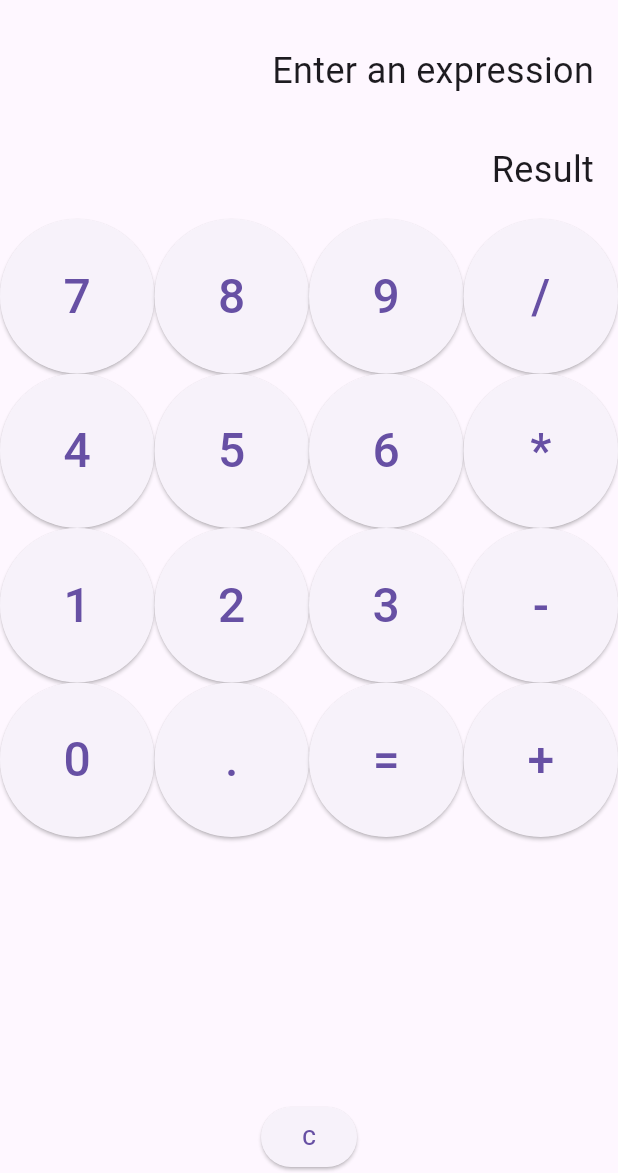
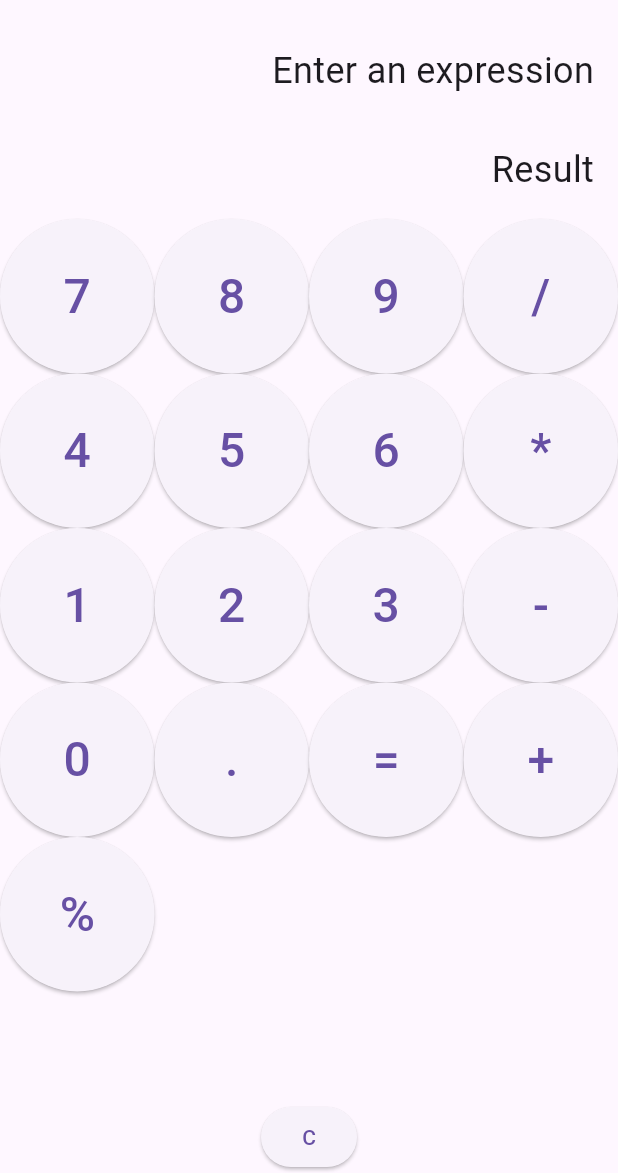
Before and after one commit to RyanGilbert04/Flutter_Calculator, a Flutter app: the screen it shows after launch, on a phone screen of 412 x 824 dp, the part 63-1236 px from its top. Run offline on Flutter 3.47's test engine with Material 3 defaults, Android fonts, the phone set to English and light mode, and no system bars; missing offline and left inert: expressions.

Commit message:
Added mod button to calculator app

```diff
--- a/lib/main.dart
+++ b/lib/main.dart
@@ -177,6 +177,10 @@ class _CalculatorScreenState extends State<CalculatorScreen> {
                   text: '+',
                   onPressed: () => _addToExpression('+'),
                 ),
+                CalculatorButton(
+                  text: '%',
+                  onPressed: () => _addToExpression('%'),
+                ),
               ],
             ),
           ),
```
